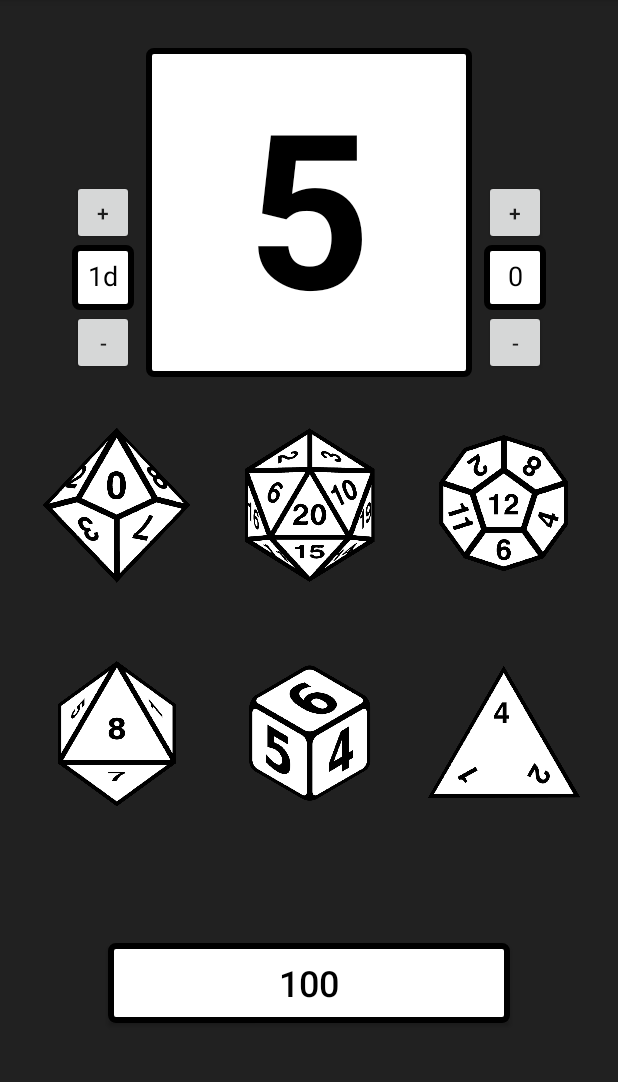
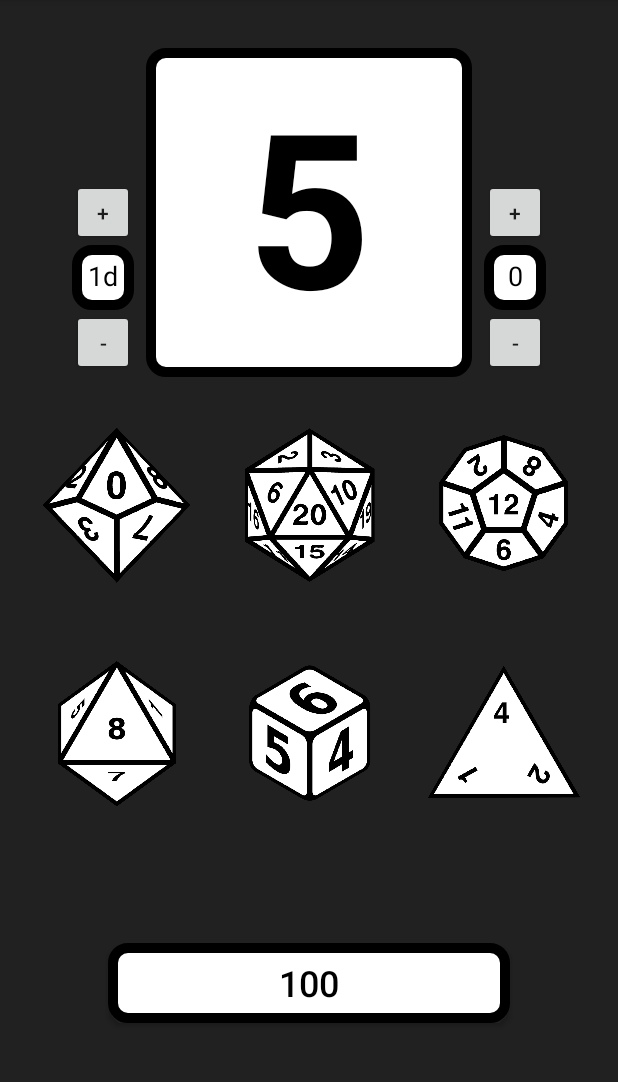
Before and after one commit to ggulcher/D20-Roller, an Android app: the screen it shows after launch (MainActivity), after a tap on "10", on a phone screen of 412 x 824 dp, the part 84-1166 px from its top. Run offline under Robolectric (Android 15) with nearby library versions, the phone set to English and light mode, and no system bars.

Commit message:
Sounds and performance issues
Added dice roll and crit effects with mp3 files.

Optimized code to make better use of resources.

```diff
--- a/D20Roller/app/src/main/java/com/example/d20roller/MainActivity.kt
+++ b/D20Roller/app/src/main/java/com/example/d20roller/MainActivity.kt
@@ -1,51 +1,61 @@
 package com.example.d20roller
 
+import android.media.MediaPlayer
 import android.os.Bundle
 import android.view.View
 import androidx.appcompat.app.AppCompatActivity
 import kotlinx.android.synthetic.main.activity_main.*
 
-class MainActivity : AppCompatActivity(), View.OnClickListener {
+open class MainActivity : AppCompatActivity(), View.OnClickListener {
 
-    // Default values saved globally
     private var numDice = 1
     private var amountBonus = 0
+    private var mediaPlayer: MediaPlayer? = MediaPlayer()
 
     override fun onCreate(savedInstanceState: Bundle?) {
         super.onCreate(savedInstanceState)
         setContentView(R.layout.activity_main)
-        // Run on startup
+
         selectDice()
         selectBonus()
     }
 
     private fun selectDice() {
-        // Default amount of dice is 1
-        numberDice.setText("${numDice}d")
-        // Govern increasing or decreasing the number of dice rolled
+        numberDice.text = "${numDice}d"
         diceAdd.setOnClickListener{
             numDice++
-            numberDice.setText("${numDice}d") }
+            numberDice.text = "${numDice}d"
+        }
         diceSubtract.setOnClickListener{
             numDice--
-            numberDice.setText("${numDice--}d") }
+            numberDice.text = "${numDice--}d"
+        }
     }
 
     private fun selectBonus() {
-        // Default roll bonus is 0
-        rollBonus.setText("${amountBonus}")
-        // Govern the amount of bonus added to dice roll
+        rollBonus.text = "${amountBonus}"
         bonusAdd.setOnClickListener{
             amountBonus++
-            rollBonus.setText("${amountBonus}") }
+            rollBonus.text = "${amountBonus}"
+        }
         bonusSubtract.setOnClickListener{
             amountBonus--
-            rollBonus.setText("${amountBonus}") }
+            rollBonus.text = "${amountBonus}"
+        }
+    }
+
+    private fun playSoundFile(fileName: Int) {
+        mediaPlayer = MediaPlayer.create(this, fileName)
+        mediaPlayer?.start()
+    }
+
+    private fun stopSoundFile() {
+        mediaPlayer?.release()
+        mediaPlayer = null
     }
 
     override fun onClick(v: View?) {
-        // Used to determine size of num range for selecting a number
-        var buttonValue = when (v?.id) {
+        val buttonValue = when (v?.id) {
             R.id.d4 -> 4
             R.id.d6 -> 6
             R.id.d8 -> 8
@@ -54,17 +64,19 @@ class MainActivity : AppCompatActivity(), View.OnClickListener {
             R.id.d20 -> 20
             else -> 100
         }
-        // Find final result, considering number of dice and amount of bonus
-        var dice = Dice(buttonValue)
-        var diceRoll = ((dice.roll() + amountBonus)*numDice)
-        // Display final result to TextView
-        rollResult.setText(diceRoll.toString())
-        // Pseudo code for sound file
-        // if (dice.roll() == 20) { play "triumph" }
+        val dice = Dice(buttonValue)
+        val diceRoll = ((dice.roll() + amountBonus)*numDice)
+
+        rollResult.text = diceRoll.toString()
+        if (buttonValue == 20 && diceRoll == 20) {
+            playSoundFile(R.raw.fanfare)
+        } else {
+            playSoundFile(R.raw.diceroll)
+        }
+        mediaPlayer?.setOnCompletionListener { stopSoundFile() }
     }
 }
 
-// Separate class for generation of random number used by all dice buttons
 class Dice(private var numSides: Int) {
     fun roll(): Int {
         return (1..numSides).random()
--- a/D20Roller/app/src/main/res/drawable/black_border.xml
+++ b/D20Roller/app/src/main/res/drawable/black_border.xml
@@ -3,6 +3,6 @@
     android:shape="rectangle">
     <gradient android:startColor="#FFFFFF"
         android:endColor="#FFFFFF" />
-    <corners android:radius="3dp" />
-    <stroke android:width="6px" android:color="#000000" />
+    <corners android:radius="10dp" />
+    <stroke android:width="10px" android:color="#000000" />
 </shape>
```
Also changed, not shown: 2 other files.
